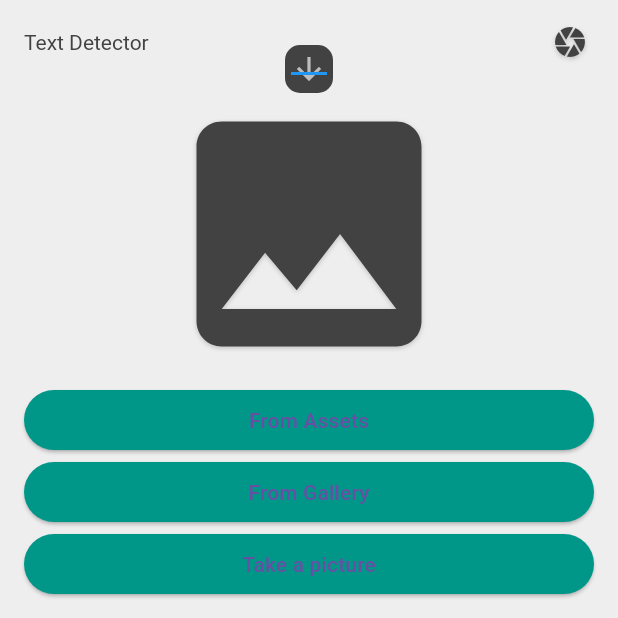
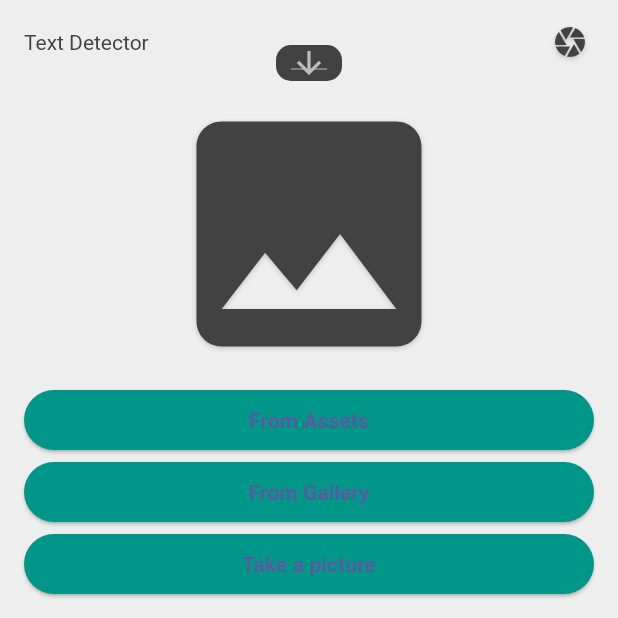
Before and after one commit to saginbajracharya/recognizer, a Flutter app: the screen it shows after launch, after a tap on the "photo library" icon, after a tap on "Save", on a phone screen of 412 x 824 dp, the top half of it. Run offline on Flutter 3.47's test engine with Material 2 defaults, Android fonts, the phone set to English and light mode, and no system bars; our stand-ins replace camera, get, image_picker; missing offline and left inert: google_mlkit_barcode_scanning, google_mlkit_commons, google_mlkit_digital_ink_recognition, google_mlkit_entity_extraction, google_mlkit_face_detection, google_mlkit_face_mesh_detection and 8 more; generated files the repository leaves out were written again.

Commit message:
[managed]::scandetail page

```diff
--- a/lib/src/modules/recognizer/camera_view.dart
+++ b/lib/src/modules/recognizer/camera_view.dart
@@ -72,7 +72,9 @@ class _CameraViewState extends State<CameraView> {
 
   @override
   Widget build(BuildContext context) {
-    return Scaffold(body: _liveFeedBody());
+    return Scaffold(
+      body: _liveFeedBody()
+    );
   }
 
   Widget _liveFeedBody() {
@@ -112,7 +114,7 @@ class _CameraViewState extends State<CameraView> {
       child: FloatingActionButton(
         heroTag: Object(),
         onPressed: widget.onDetectorViewModeChanged,
-        backgroundColor: Colors.black54,
+        backgroundColor: grey800,
         child: const Icon(
           Icons.photo_library_outlined,
           size: 25,
@@ -130,7 +132,7 @@ class _CameraViewState extends State<CameraView> {
       child: FloatingActionButton(
         heroTag: Object(),
         onPressed: _switchLiveCamera,
-        backgroundColor: Colors.black54,
+        backgroundColor: grey800,
         child: Icon(
           Platform.isIOS
           ? Icons.flip_camera_ios_outlined
@@ -197,7 +199,8 @@ class _CameraViewState extends State<CameraView> {
       constraints: const BoxConstraints(
         maxHeight: 250,
       ),
-      child: Column(children: [
+      child: Column(
+        children: [
           Container(
             width: 55,
             decoration: BoxDecoration(
@@ -235,7 +238,8 @@ class _CameraViewState extends State<CameraView> {
               ),
             ),
           )
-      ]),
+        ]
+      ),
     ),
   );
 
@@ -345,9 +349,7 @@ class _CameraViewState extends State<CameraView> {
     // only supported formats:
     // * nv21 for Android
     // * bgra8888 for iOS
-    if (format == null ||
-        (Platform.isAndroid && format != InputImageFormat.nv21) ||
-        (Platform.isIOS && format != InputImageFormat.bgra8888)) return null;
+    if (format == null || (Platform.isAndroid && format != InputImageFormat.nv21) || (Platform.isIOS && format != InputImageFormat.bgra8888)) return null;
 
     // since format is constraint to nv21 or bgra8888, both only have one plane
     if (image.planes.length != 1) return null;
--- a/lib/src/modules/recognizer/recognizer_view.dart
+++ b/lib/src/modules/recognizer/recognizer_view.dart
@@ -60,14 +60,15 @@ class _RecognizerViewState extends State<RecognizerView> {
                     borderRadius: BorderRadius.circular(10.0),
                   ),
                   child: Padding(
-                    padding: const EdgeInsets.all(4.0),
-                    child: _buildDropdown(),
+                    padding: const EdgeInsets.only(left:10.0,right:10.0),
+                    child: _buildDropdown(context),
                   )
                 ),
                 const Spacer(),
               ],
             )
           ),
+          // Save Button
           Positioned(
             bottom: kBottomNavigationBarHeight+20,
             left  : 100,
@@ -80,15 +81,13 @@ class _RecognizerViewState extends State<RecognizerView> {
   }
 
   // Dropdown Scripts
-  Widget _buildDropdown() => DropdownButton<TextRecognitionScript>(
+  Widget _buildDropdown(context){
+    dynamic textStyles = TextStyles(context);
+    return DropdownButton<TextRecognitionScript>(
       value: _script,
       icon: const Icon(Icons.arrow_downward),
       elevation: 16,
-    style: const TextStyle(color: blue),
-    underline: Container(
-      height: 2,
-      color: blue,
-    ),
+      style: textStyles.button,
       onChanged: (TextRecognitionScript? script) {
         if (script != null) {
           setState(() {
@@ -105,6 +104,7 @@ class _RecognizerViewState extends State<RecognizerView> {
         );
       }).toList(),
     );
+  }
 
   Future<void> _processImage(InputImage inputImage) async {
     if (!_canProcess) return;
@@ -136,13 +136,20 @@ class _RecognizerViewState extends State<RecognizerView> {
     dynamic textStyles = TextStyles(context);
     return ElevatedButton(
       onPressed: () async{
-        if (_text != null && _text!.isNotEmpty) {
+        if (_text != '' && _text!.isNotEmpty) {
           setState(() {
             recognizerCon.recognizedTextList.add(_text!);
             _text = ''; // Clear the current recognized text from the screen.
           });
           Navigator.of(context).pushNamed('/scan_detail');
         }
+        else{
+          ScaffoldMessenger.of(context).showSnackBar(
+            const SnackBar(
+              content: Text('Nothing to Save',textAlign: TextAlign.center)
+            )
+          );
+        }
       },
       child: Text('Save',style: textStyles.button),
     );
```
Also changed, not shown: lib/src/modules/details/scan_detail.dart (+19 -1 lines). Lines whose indentation alone changed are shown as unchanged.
